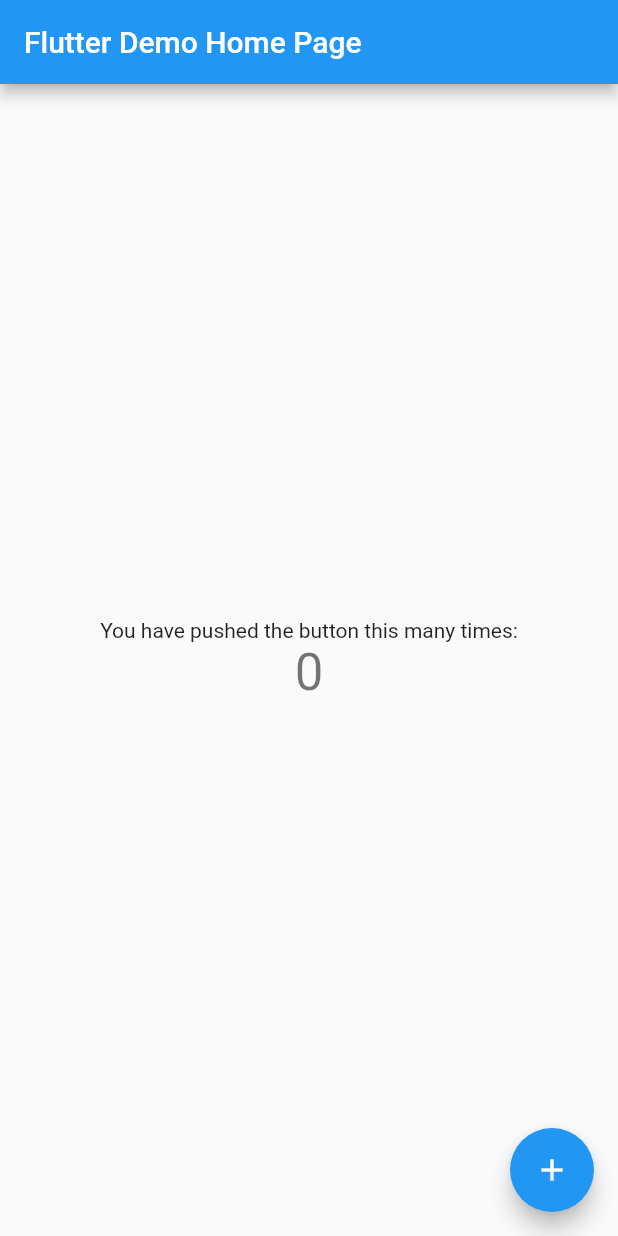
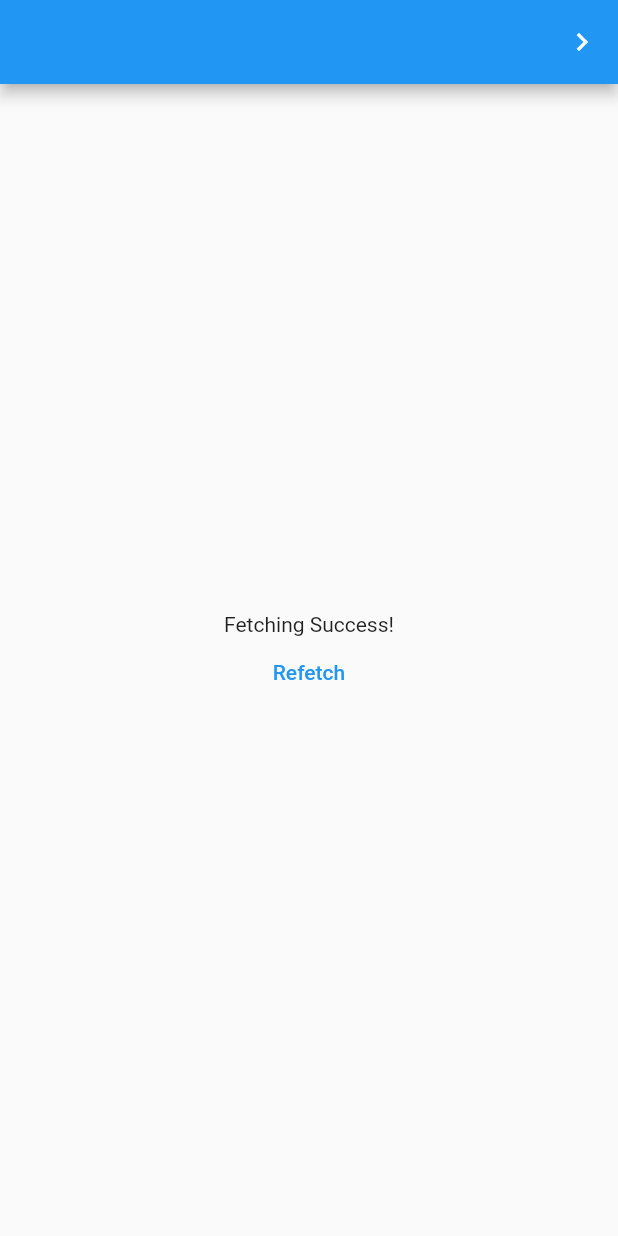
Before and after one commit to jezsung/query, a Flutter app: the screen it shows after launch, on a phone screen of 412 x 824 dp. Run offline on Flutter 3.47's test engine with Material 2 defaults, Android fonts, the phone set to English and light mode, and no system bars; our stand-ins replace equatable.

Commit message:
feat(fluery): use QueryBuilder example

```diff
--- a/packages/fluery/example/lib/main.dart
+++ b/packages/fluery/example/lib/main.dart
@@ -1,115 +1,151 @@
 import 'package:flutter/material.dart';
+import 'package:fluery/fluery.dart';
 
 void main() {
-  runApp(const MyApp());
+  runApp(
+    const QueryClientProvider(
+      child: MyApp(),
+    ),
+  );
 }
 
 class MyApp extends StatelessWidget {
   const MyApp({super.key});
 
-  // This widget is the root of your application.
   @override
   Widget build(BuildContext context) {
     return MaterialApp(
-      title: 'Flutter Demo',
+      title: 'Fluery Example',
       theme: ThemeData(
-        // This is the theme of your application.
-        //
-        // Try running your application with "flutter run". You'll see the
-        // application has a blue toolbar. Then, without quitting the app, try
-        // changing the primarySwatch below to Colors.green and then invoke
-        // "hot reload" (press "r" in the console where you ran "flutter run",
-        // or simply save your changes to "hot reload" in a Flutter IDE).
-        // Notice that the counter didn't reset back to zero; the application
-        // is not restarted.
         primarySwatch: Colors.blue,
       ),
-      home: const MyHomePage(title: 'Flutter Demo Home Page'),
+      home: const FirstPage(),
     );
   }
 }
 
-class MyHomePage extends StatefulWidget {
-  const MyHomePage({super.key, required this.title});
-
-  // This widget is the home page of your application. It is stateful, meaning
-  // that it has a State object (defined below) that contains fields that affect
-  // how it looks.
-
-  // This class is the configuration for the state. It holds the values (in this
-  // case the title) provided by the parent (in this case the App widget) and
-  // used by the build method of the State. Fields in a Widget subclass are
-  // always marked "final".
-
-  final String title;
-
-  @override
-  State<MyHomePage> createState() => _MyHomePageState();
-}
-
-class _MyHomePageState extends State<MyHomePage> {
-  int _counter = 0;
-
-  void _incrementCounter() {
-    setState(() {
-      // This call to setState tells the Flutter framework that something has
-      // changed in this State, which causes it to rerun the build method below
-      // so that the display can reflect the updated values. If we changed
-      // _counter without calling setState(), then the build method would not be
-      // called again, and so nothing would appear to happen.
-      _counter++;
-    });
-  }
+class FirstPage extends StatelessWidget {
+  const FirstPage({super.key});
 
   @override
   Widget build(BuildContext context) {
-    // This method is rerun every time setState is called, for instance as done
-    // by the _incrementCounter method above.
-    //
-    // The Flutter framework has been optimized to make rerunning build methods
-    // fast, so that you can just rebuild anything that needs updating rather
-    // than having to individually change instances of widgets.
     return Scaffold(
       appBar: AppBar(
-        // Here we take the value from the MyHomePage object that was created by
-        // the App.build method, and use it to set our appbar title.
-        title: Text(widget.title),
+        actions: [
+          IconButton(
+            onPressed: () {
+              Navigator.push(
+                context,
+                MaterialPageRoute(builder: (context) => const SecondPage()),
+              );
+            },
+            icon: const Icon(Icons.navigate_next),
+          ),
+        ],
       ),
       body: Center(
-        // Center is a layout widget. It takes a single child and positions it
-        // in the middle of the parent.
-        child: Column(
-          // Column is also a layout widget. It takes a list of children and
-          // arranges them vertically. By default, it sizes itself to fit its
-          // children horizontally, and tries to be as tall as its parent.
-          //
-          // Invoke "debug painting" (press "p" in the console, choose the
-          // "Toggle Debug Paint" action from the Flutter Inspector in Android
-          // Studio, or the "Toggle Debug Paint" command in Visual Studio Code)
-          // to see the wireframe for each widget.
-          //
-          // Column has various properties to control how it sizes itself and
-          // how it positions its children. Here we use mainAxisAlignment to
-          // center the children vertically; the main axis here is the vertical
-          // axis because Columns are vertical (the cross axis would be
-          // horizontal).
-          mainAxisAlignment: MainAxisAlignment.center,
-          children: <Widget>[
-            const Text(
-              'You have pushed the button this many times:',
-            ),
-            Text(
-              '$_counter',
-              style: Theme.of(context).textTheme.headlineMedium,
-            ),
-          ],
+        child: QueryBuilder<String>(
+          queryKey: 'example',
+          fetcher: (key) async {
+            await Future.delayed(const Duration(seconds: 3));
+            // throw 'Fetching Failure';
+            return 'Fetching Success!';
+          },
+          staleDuration: const Duration(seconds: 3),
+          builder: (context, state, child) {
+            switch (state.status) {
+              case QueryStatus.idle:
+              case QueryStatus.loading:
+                return const CircularProgressIndicator();
+              case QueryStatus.success:
+                final String data = state.data!;
+                return Column(
+                  mainAxisAlignment: MainAxisAlignment.center,
+                  children: [
+                    Text(data),
+                    TextButton(
+                      onPressed: () {
+                        QueryClientProvider.of(context).refetch('example');
+                      },
+                      child: const Text('Refetch'),
+                    ),
+                  ],
+                );
+              case QueryStatus.failure:
+                final String error = state.error as String;
+                return Column(
+                  mainAxisAlignment: MainAxisAlignment.center,
+                  children: [
+                    Text(error),
+                    TextButton(
+                      onPressed: () {
+                        QueryClientProvider.of(context).refetch('example');
+                      },
+                      child: const Text('Refetch'),
+                    ),
+                  ],
+                );
+            }
+          },
         ),
       ),
-      floatingActionButton: FloatingActionButton(
-        onPressed: _incrementCounter,
-        tooltip: 'Increment',
-        child: const Icon(Icons.add),
-      ), // This trailing comma makes auto-formatting nicer for build methods.
     );
   }
 }
+
+class SecondPage extends StatelessWidget {
+  const SecondPage({super.key});
+
+  @override
+  Widget build(BuildContext context) {
+    return Scaffold(
+      appBar: AppBar(),
+      body: Center(
+        child: QueryBuilder(
+          queryKey: 'example',
+          fetcher: (key) async {
+            await Future.delayed(const Duration(seconds: 3));
+            // throw 'Fetching Failure';
+            return 'Fetching Success!';
+          },
+          staleDuration: const Duration(seconds: 10),
+          builder: (context, state, child) {
+            switch (state.status) {
+              case QueryStatus.idle:
+              case QueryStatus.loading:
+                return const CircularProgressIndicator();
+              case QueryStatus.success:
+                final String data = state.data!;
+                return Column(
+                  mainAxisAlignment: MainAxisAlignment.center,
+                  children: [
+                    Text(data),
+                    TextButton(
+                      onPressed: () {
+                        QueryClientProvider.of(context).refetch('example');
+                      },
+                      child: const Text('Refetch'),
+                    ),
+                  ],
+                );
+              case QueryStatus.failure:
+                final String error = state.error as String;
+                return Column(
+                  mainAxisAlignment: MainAxisAlignment.center,
+                  children: [
+                    Text(error),
+                    TextButton(
+                      onPressed: () {
+                        QueryClientProvider.of(context).refetch('example');
+                      },
+                      child: const Text('Refetch'),
+                    ),
+                  ],
+                );
+            }
+          },
+        ),
+      ),
+    );
+  }
+}
```
